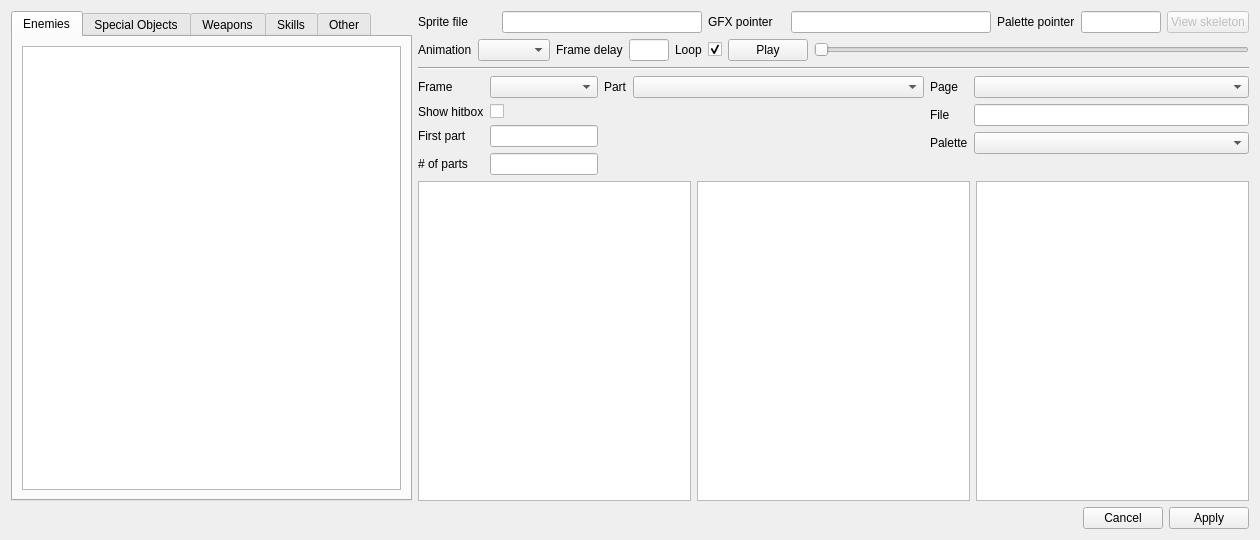
Qt form dsvedit/sprite_editor.ui (LagoLunatic/DSVEdit) before a commit.
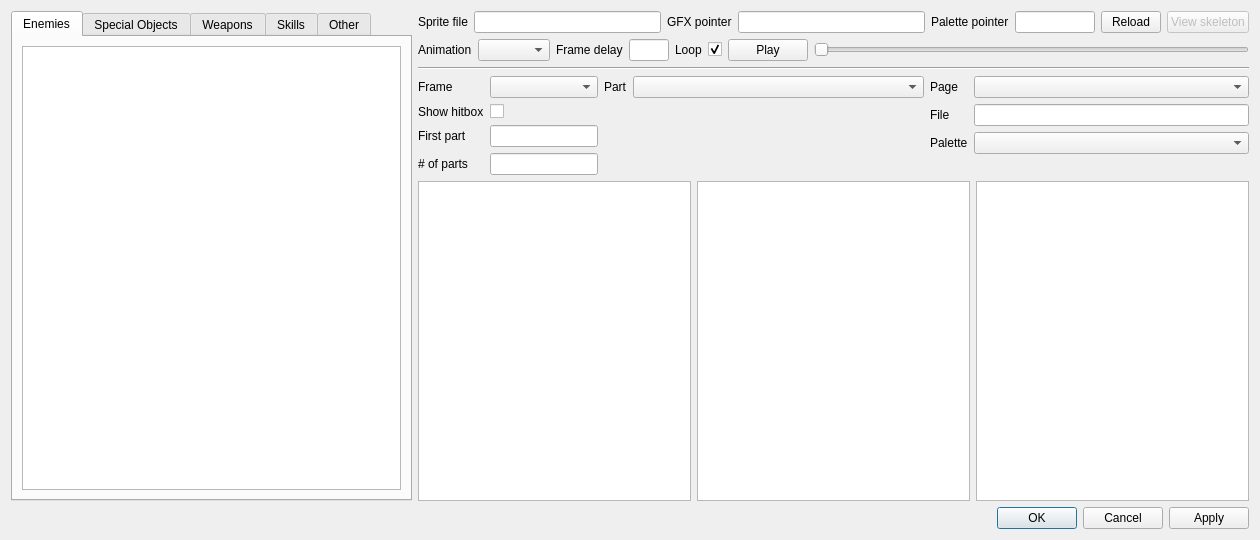
The same form after that commit.

Commit message: Add reload button to sprite viewer

```diff
--- a/dsvedit/sprite_editor.ui
+++ b/dsvedit/sprite_editor.ui
@@ -140,6 +140,19 @@
            </property>
           </widget>
          </item>
+         <item>
+          <widget class="QPushButton" name="reload_button">
+           <property name="maximumSize">
+            <size>
+             <width>60</width>
+             <height>16777215</height>
+            </size>
+           </property>
+           <property name="text">
+            <string>Reload</string>
+           </property>
+          </widget>
+         </item>
          <item>
           <widget class="QPushButton" name="view_skeleton_button">
            <property name="enabled">
@@ -353,7 +366,7 @@
       <enum>Qt::Horizontal</enum>
      </property>
      <property name="standardButtons">
-      <set>QDialogButtonBox::Apply|QDialogButtonBox::Cancel</set>
+      <set>QDialogButtonBox::Apply|QDialogButtonBox::Cancel|QDialogButtonBox::Ok</set>
      </property>
     </widget>
    </item>
```
The commit also changes 1 other file.
